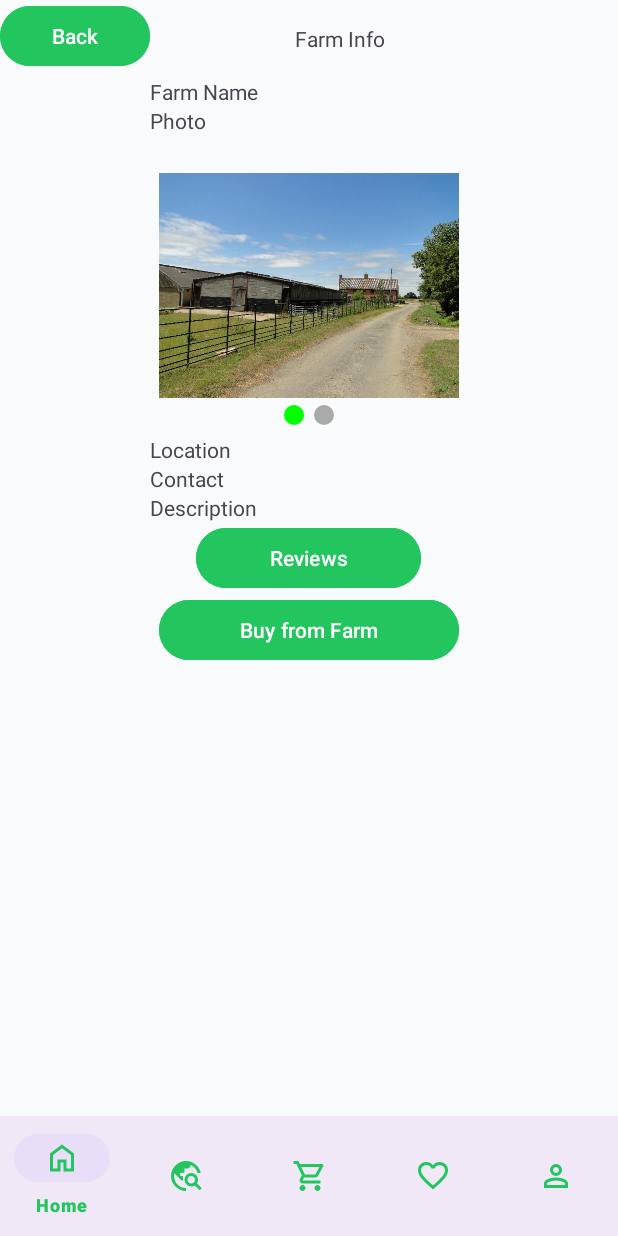
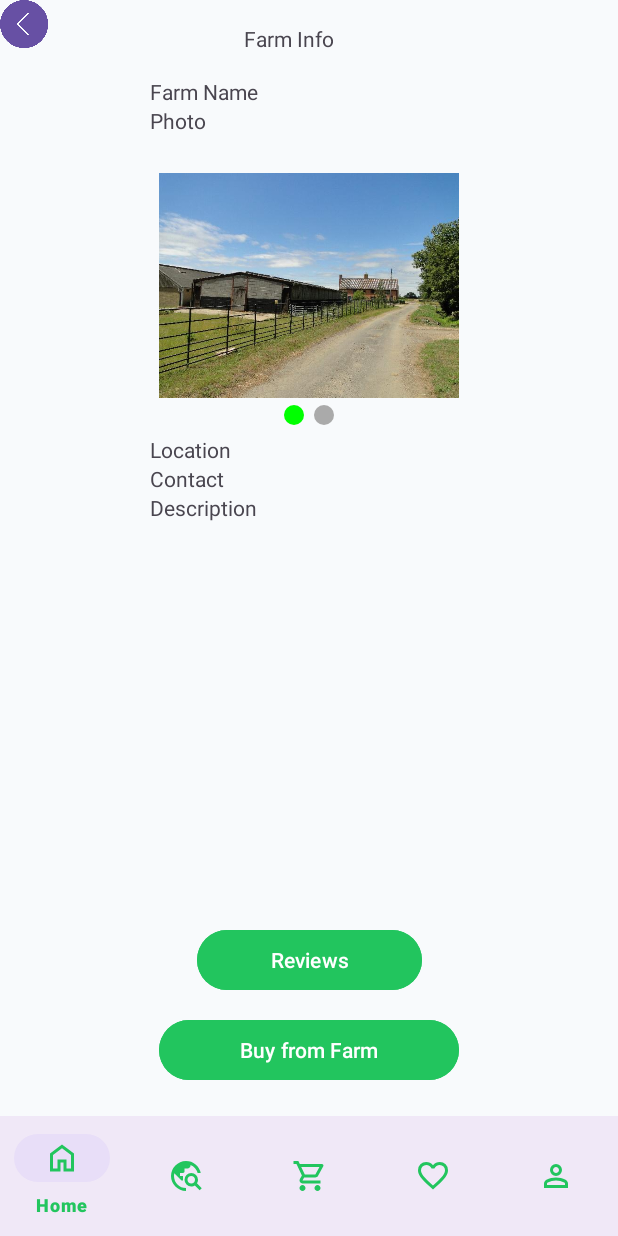
Before and after one commit to Bailualiya/FreshToGo, an Android app: the fragment FarmFragment placed in its activity, on a phone screen of 412 x 824 dp. Run offline under Robolectric (Android 15) with nearby library versions, the phone set to English and light mode, and no system bars; 5 statements that could not run were skipped.

Commit message:
Better back button

```diff
--- a/app/src/main/res/layout/fragment_farm.xml
+++ b/app/src/main/res/layout/fragment_farm.xml
@@ -10,11 +10,10 @@
         android:orientation="horizontal"
         android:layout_height="wrap_content">
         <Button
-            android:layout_width="wrap_content"
-            android:layout_height="wrap_content"
-            android:width="100dp"
+            android:layout_width="32dp"
+            android:layout_height="32dp"
             android:id="@+id/back"
-            android:backgroundTint="#22C55E"
+            android:background="@drawable/back"
             android:textColor="#FFFFFF"
             android:text="@string/back"/>
         <LinearLayout
@@ -76,22 +75,22 @@
             android:layout_width="wrap_content"
             android:layout_height="wrap_content"
             android:id="@+id/location"
-            android:text="Location" />
+            android:text="@string/location" />
         <TextView
             android:layout_width="wrap_content"
             android:layout_height="wrap_content"
             android:id="@+id/contact"
-            android:text="Contact" />
+            android:text="@string/contact" />
         <TextView
             android:layout_width="wrap_content"
             android:layout_height="wrap_content"
             android:id="@+id/description"
-            android:text="Description"/>
+            android:text="@string/description"/>
     </LinearLayout>
-    <LinearLayout
+    <RelativeLayout
         android:layout_width="match_parent"
-        android:layout_height="wrap_content"
-        android:gravity="center"
+        android:layout_height="match_parent"
+        android:gravity="center_horizontal"
         android:orientation="vertical">
         <Button
             android:layout_width="150dp"
@@ -99,13 +98,18 @@
             android:id="@+id/reviews"
             android:backgroundTint="#22C55E"
             android:textColor="#FFFFFF"
-            android:text="Reviews"/>
+            android:layout_alignParentBottom="true"
+            android:layout_marginStart="25dp"
+            android:layout_marginBottom="80dp"
+            android:text="@string/reviews"/>
         <Button
             android:layout_width="200dp"
             android:layout_height="wrap_content"
             android:id="@+id/buy"
             android:backgroundTint="#22C55E"
             android:textColor="#FFFFFF"
-            android:text="Buy from Farm"/>
-    </LinearLayout>
+            android:layout_alignParentBottom="true"
+            android:layout_marginBottom="20dp"
+            android:text="@string/buy_from_farm"/>
+    </RelativeLayout>
 </LinearLayout>
--- a/app/src/main/res/values/strings.xml
+++ b/app/src/main/res/values/strings.xml
@@ -9,4 +9,9 @@
     <string name="write_your_review_here">Write your review here...</string>
     <string name="publish">Publish</string>
     <string name="anonymous">Anonymous</string>
+    <string name="reviews">Reviews</string>
+    <string name="buy_from_farm">Buy from Farm</string>
+    <string name="description">Description</string>
+    <string name="contact">Contact</string>
+    <string name="location">Location</string>
 </resources>
```
Also changed, not shown: app/src/main/res/layout/fragment_farm_new_review.xml (+3 -4 lines), app/src/main/res/layout/fragment_farm_reviews.xml (+4 -5 lines), app/src/main/res/drawable/back.png (added).
